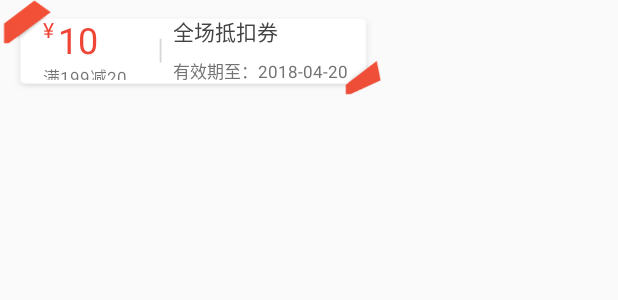
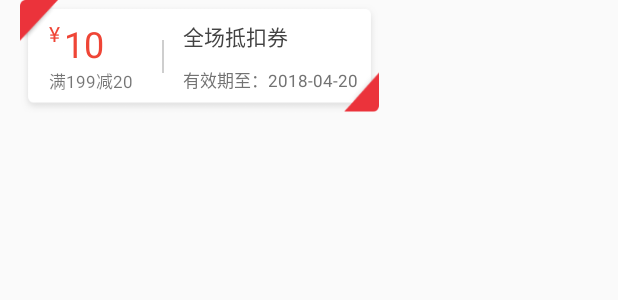
Before and after one commit to huangzhiqin/UtilDemo, an Android app: the layout item_dialog_weal.xml on its own in the app's theme, with its tools: preview values and no code run, on a phone screen of 412 x 824 dp. Shown: the top 300 px of the screen. Run offline under Robolectric (Android 15) with nearby library versions, the phone set to English and light mode, and no system bars.

Commit message:
修改wealDialog细节

```diff
--- a/UtilsDemo/app/src/main/java/com/first/alina/utilsdemo/MainActivity.java
+++ b/UtilsDemo/app/src/main/java/com/first/alina/utilsdemo/MainActivity.java
@@ -55,7 +55,7 @@ public class MainActivity extends AppCompatActivity {
             public void onClick(View v) {
                 final WealDialog dialog=new WealDialog.Builder(MainActivity.this)
                         .setTitle("重阳节到啦")
-                        .setMessage("重阳节，重阳节，重阳节，重阳节，重阳节，重阳节")
+                        .setMessage1("重阳节，重阳节，重阳节，重阳节，重阳节，重阳节")
                         .setBottomOnClickListener(new DialogInterface.OnClickListener() {
                             @Override
                             public void onClick(DialogInterface dialog, int which) {
--- /dev/null
+++ b/UtilsDemo/app/src/main/res/drawable/shape_dialog_weal_bg_white.xml
@@ -0,0 +1,5 @@
+<?xml version="1.0" encoding="utf-8"?>
+<shape xmlns:android="http://schemas.android.com/apk/res/android">
+<corners android:radius="10dp"/>
+    <solid android:color="@color/dialog_weal_bg_white"/>
+</shape>
--- a/UtilsDemo/app/src/main/res/drawable/shape_dialog_weal_receive_bg.xml
+++ b/UtilsDemo/app/src/main/res/drawable/shape_dialog_weal_receive_bg_white.xml
@@ -1,5 +1,5 @@
 <?xml version="1.0" encoding="utf-8"?>
 <shape xmlns:android="http://schemas.android.com/apk/res/android">
 <corners android:radius="20dp"/>
-    <solid android:color="@color/dialog_weal_receive_bg"/>
+    <solid android:color="@color/dialog_weal_receive_bg_white"/>
 </shape>
--- a/UtilsDemo/app/src/main/res/layout/item_dialog_weal.xml
+++ b/UtilsDemo/app/src/main/res/layout/item_dialog_weal.xml
@@ -1,15 +1,18 @@
 <?xml version="1.0" encoding="utf-8"?>
 <RelativeLayout xmlns:android="http://schemas.android.com/apk/res/android"
     android:orientation="vertical"
-    android:layout_width="254dp"
-    android:layout_height="63dp"
-    android:background="@drawable/dialog_weal_item_bg"
-    android:padding="10dp"
-    android:layout_centerVertical="true">
+    android:layout_width="266dp"
+    android:layout_height="75dp"
+    android:gravity="center_vertical"
+
+    >
     <LinearLayout
         android:layout_width="match_parent"
         android:layout_height="match_parent"
         android:orientation="horizontal"
+        android:background="@drawable/dialog_weal_item_bg_white"
+        android:layout_marginLeft="13dp"
+        android:layout_marginRight="13dp"
         >
         <RelativeLayout
             android:layout_width="0dp"
@@ -21,7 +24,7 @@
                 android:layout_width="wrap_content"
                 android:layout_height="wrap_content"
                 android:text="¥"
-                android:textColor="@color/dialog_weal_money"
+                android:textColor="@color/dialog_weal_money_white"
                 android:textSize="14dp" />
 
             <TextView
@@ -30,7 +33,7 @@
                 android:layout_height="wrap_content"
                 android:layout_marginLeft="10dp"
                 android:text="10"
-                android:textColor="@color/dialog_weal_money"
+                android:textColor="@color/dialog_weal_money_white"
                 android:textSize="24sp" />
 
             <TextView
@@ -39,8 +42,14 @@
                 android:layout_height="wrap_content"
                 android:layout_below="@id/dialog_money"
                 android:text="满199减20"
+
                 android:textSize="11sp" />
         </RelativeLayout>
+        <View
+            android:layout_width="1dp"
+            android:layout_height="22dp"
+            android:layout_gravity="center"
+            android:background="@color/dialog_weal_item_line_white"/>
 
         <RelativeLayout
             android:layout_width="0dp"
@@ -53,16 +62,16 @@
                 android:layout_height="wrap_content"
                 android:text="全场抵扣券"
                 android:textSize="14dp"
-                android:textColor="@color/dialog_weal_money_coupon"/>
+                android:textColor="@color/dialog_weal_money_coupon_white"/>
             <TextView
                 android:id="@+id/dialog_weal_time"
                 android:layout_width="wrap_content"
                 android:layout_height="wrap_content"
                 android:text="有效期至：2018-04-20"
-                android:layout_marginTop="7dp"
+                android:layout_marginTop="10dp"
                 android:textSize="11dp"
                 android:layout_below="@id/dialog_coupon_title"
-                android:textColor="@color/dialog_weal_coupon_time"/>
+                android:textColor="@color/dialog_weal_coupon_time_white"/>
         </RelativeLayout>
     </LinearLayout>
 </RelativeLayout>
--- a/UtilsDemo/app/src/main/res/values/colors.xml
+++ b/UtilsDemo/app/src/main/res/values/colors.xml
@@ -7,13 +7,13 @@
     <color name="cailianshe_gray_light">#C8C8C8</color> <!-- 浅灰 -->
 
     <!--钱包-->
-    <color name="dialog_weal_receive_bg">#FFFFFF</color>
-    <color name="dialog_weal_hint_content">#8B0000</color>
-    <color name="dialog_weal_receive_tv">#EC373A</color>
-    <color name="dialog_weal_bg_up">#F65538</color>
-    <color name="dialog_weal_bg_down">#DB3B37</color>
-    <color name="dialog_weal_money">#EF4536</color>
-    <color name="dialog_weal_money_coupon">#434343</color>
-    <color name="dialog_weal_coupon_time">#737373</color>
+    <color name="dialog_weal_receive_bg_white">#FFFFFF</color>
+    <color name="dialog_weal_hint_content_white">#8B0000</color>
+    <color name="dialog_weal_receive_tv_white">#EC373A</color>
+    <color name="dialog_weal_bg_white">#EB333B</color>
+    <color name="dialog_weal_money_white">#EF4536</color>
+    <color name="dialog_weal_money_coupon_white">#434343</color>
+    <color name="dialog_weal_coupon_time_white">#737373</color>
+    <color name="dialog_weal_item_line_white">#CECECE</color>
 
 </resources>
```
Also changed, not shown: UtilsDemo/app/src/main/java/com/first/alina/utilsdemo/floats/CutomFloatActivity.java (+3 -4 lines), UtilsDemo/app/src/main/java/com/first/alina/utilsdemo/widget/CutomFloatView.java (+8 -4 lines), UtilsDemo/app/src/main/java/com/first/alina/utilsdemo/widget/WealDialog.java (+7 -6 lines), UtilsDemo/app/src/main/res/drawable/shape_dialog_weal_bg.xml (deleted, +0 -8 lines), UtilsDemo/app/src/main/res/drawable/shape_test.xml (added, +18 -0 lines), UtilsDemo/app/src/main/res/layout/dialog_weal.xml (+13 -24 lines), UtilsDemo/app/src/main/res/drawable-xhdpi/author_clumn_introduce1.9.png (deleted), UtilsDemo/app/src/main/res/drawable-xhdpi/author_column_bg_night.9.png (deleted), UtilsDemo/app/src/main/res/drawable-xhdpi/dialog_weal_close_white.png (renamed from UtilsDemo/app/src/main/res/drawable-xhdpi/dialog_weal_close.png), UtilsDemo/app/src/main/res/drawable-xhdpi/dialog_weal_item_bg.png (deleted), UtilsDemo/app/src/main/res/drawable-xhdpi/dialog_weal_item_bg_white.png (added), UtilsDemo/app/src/main/res/drawable-xhdpi/float_left_white.png (renamed from UtilsDemo/app/src/main/res/drawable-xhdpi/float_left.png), UtilsDemo/app/src/main/res/drawable-xhdpi/float_right_white.png (renamed from UtilsDemo/app/src/main/res/drawable-xhdpi/float_right.png), UtilsDemo/app/src/main/res/drawable-xhdpi/weal_dialog_top_after_icon_white.png (renamed from UtilsDemo/app/src/main/res/drawable-xhdpi/weal_dialog_top_after_icon.png), 1 more files.
